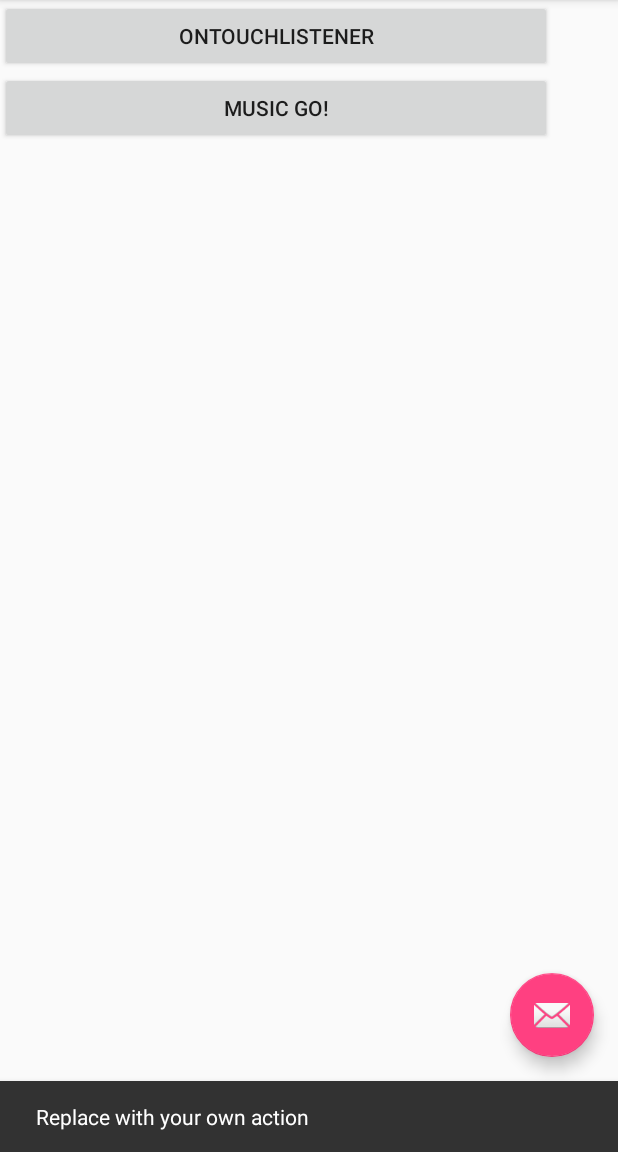
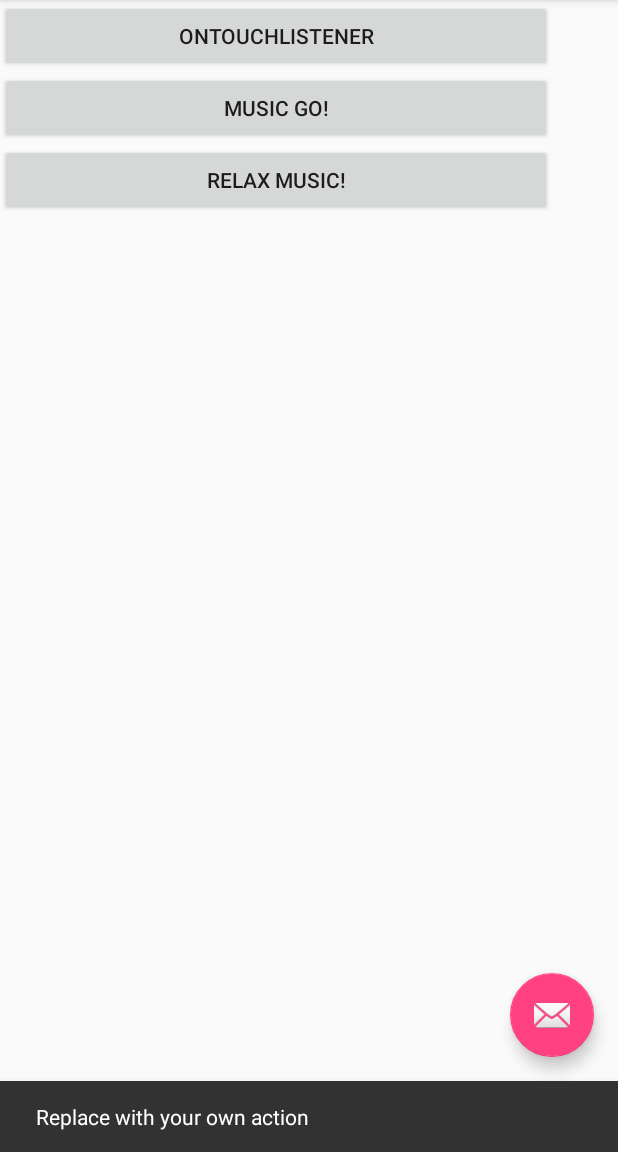
Before and after one commit to Kilon0821/Music_Project, an Android app: the screen it shows after launch (MainActivity), after a tap on an icon or button, on a phone screen of 412 x 824 dp, the part 84-1236 px from its top. Run offline under Robolectric (Android 15) with nearby library versions, the phone set to English and light mode, and no system bars.

Commit message:
多一個音樂按鈕

```diff
--- a/app/src/main/AndroidManifest.xml
+++ b/app/src/main/AndroidManifest.xml
@@ -26,6 +26,10 @@
         <activity
             android:name=".Music"
             android:label="@string/title_activity_music"
+            android:theme="@style/AppTheme.NoActionBar" />
+        <activity
+            android:name=".Music2"
+            android:label="@string/title_activity_music2"
             android:theme="@style/AppTheme.NoActionBar"></activity>
     </application>
 
--- a/app/src/main/java/com/example/kiang/adroid_projrct/MainActivity.java
+++ b/app/src/main/java/com/example/kiang/adroid_projrct/MainActivity.java
@@ -54,6 +54,16 @@
                 startActivity(intent);
             }
         });
+
+        final Button music2=(Button)findViewById(R.id.to_music2);
+        music2.setOnClickListener(new View.OnClickListener() {
+            @Override
+            public void onClick(View v) {
+                Intent intent =new Intent();
+                intent.setClass(MainActivity.this,Music2.class);
+                startActivity(intent);
+            }
+        });
     }
 
 
--- a/app/src/main/res/layout/activity_main.xml
+++ b/app/src/main/res/layout/activity_main.xml
@@ -20,7 +20,8 @@
 
     </android.support.design.widget.AppBarLayout>
 
-    <include layout="@layout/content_main" />
+    <include layout="@layout/content_main"
+        android:id="@+id/include" />
 
     <android.support.design.widget.FloatingActionButton
         android:id="@+id/fab"
--- a/app/src/main/res/layout/content_main.xml
+++ b/app/src/main/res/layout/content_main.xml
@@ -19,12 +19,24 @@
             android:id="@+id/button"
             android:layout_width="match_parent"
             android:layout_height="wrap_content"
-            android:text="OnTouchListener" />
+            android:text="OnTouchListener"
+            tools:layout_editor_absoluteX="8dp"
+            tools:layout_editor_absoluteY="0dp" />
 
         <Button
             android:id="@+id/to_music"
             android:layout_width="match_parent"
             android:layout_height="wrap_content"
-            android:text="MUSIC GO!" />
+            android:text="MUSIC GO!"
+            tools:layout_editor_absoluteX="8dp"
+            tools:layout_editor_absoluteY="0dp" />
+
+        <Button
+            android:id="@+id/to_music2"
+            android:layout_width="match_parent"
+            android:layout_height="wrap_content"
+            android:text="Relax Music!"
+            tools:layout_editor_absoluteX="8dp"
+            tools:layout_editor_absoluteY="0dp" />
     </LinearLayout>
 </android.support.constraint.ConstraintLayout>
--- a/app/src/main/res/values/strings.xml
+++ b/app/src/main/res/values/strings.xml
@@ -3,4 +3,5 @@
     <string name="action_settings">Settings</string>
     <string name="title_activity_main2">Main2Activity</string>
     <string name="title_activity_music">Music</string>
+    <string name="title_activity_music2">Music2</string>
 </resources>
```
Also changed, not shown: app/src/main/java/com/example/kiang/adroid_projrct/Music2.java (added, +87 -0 lines), app/src/main/res/layout/activity_music2.xml (added, +33 -0 lines), app/src/main/res/layout/content_music2.xml (added, +45 -0 lines), 1 other file.
